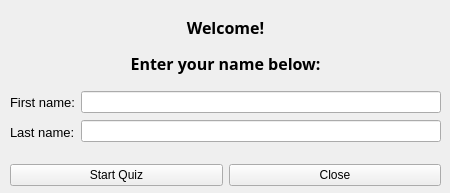
This is QuestionnaireGUI/StartWindow.ui in rareseanu/proiect-pa as Qt 5 draws it before an edit. The edited form follows.
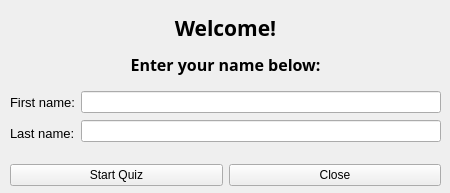
This is the edited form. Icons and pictures are not drawn.

```diff
--- a/QuestionnaireGUI/StartWindow.ui
+++ b/QuestionnaireGUI/StartWindow.ui
@@ -61,12 +61,14 @@
         <font>
          <family>Segoe UI Semibold</family>
          <pointsize>16</pointsize>
-         <weight>75</weight>
          <bold>true</bold>
         </font>
        </property>
        <property name="text">
-        <string>&lt;html&gt;&lt;head/&gt;&lt;body&gt;&lt;p align=&quot;center&quot;&gt;&lt;span style=&quot; font-size:12pt;&quot;&gt;Welcome!&lt;/span&gt;&lt;/p&gt;&lt;/body&gt;&lt;/html&gt;</string>
+        <string>Welcome!</string>
+       </property>
+       <property name="alignment">
+        <set>Qt::AlignCenter</set>
        </property>
       </widget>
      </item>
@@ -76,12 +78,14 @@
         <font>
          <family>Segoe UI Semibold</family>
          <pointsize>12</pointsize>
-         <weight>75</weight>
          <bold>true</bold>
         </font>
        </property>
        <property name="text">
-        <string>&lt;html&gt;&lt;head/&gt;&lt;body&gt;&lt;p align=&quot;center&quot;&gt;&lt;span style=&quot; font-size:12pt;&quot;&gt;Enter your name below:&lt;/span&gt;&lt;/p&gt;&lt;/body&gt;&lt;/html&gt;</string>
+        <string>Enter your name below:</string>
+       </property>
+       <property name="alignment">
+        <set>Qt::AlignCenter</set>
        </property>
       </widget>
      </item>
@@ -108,8 +112,13 @@
        </item>
        <item>
         <widget class="QLabel" name="lastNameLabel">
+         <property name="font">
+          <font>
+           <pointsize>10</pointsize>
+          </font>
+         </property>
          <property name="text">
-          <string>&lt;html&gt;&lt;head/&gt;&lt;body&gt;&lt;p&gt;&lt;span style=&quot; font-size:10pt;&quot;&gt;Last name:&lt;/span&gt;&lt;/p&gt;&lt;/body&gt;&lt;/html&gt;</string>
+          <string>Last name:</string>
          </property>
         </widget>
        </item>
```
Left out of the diff: 7 changed lines with no effect on the pictures.
